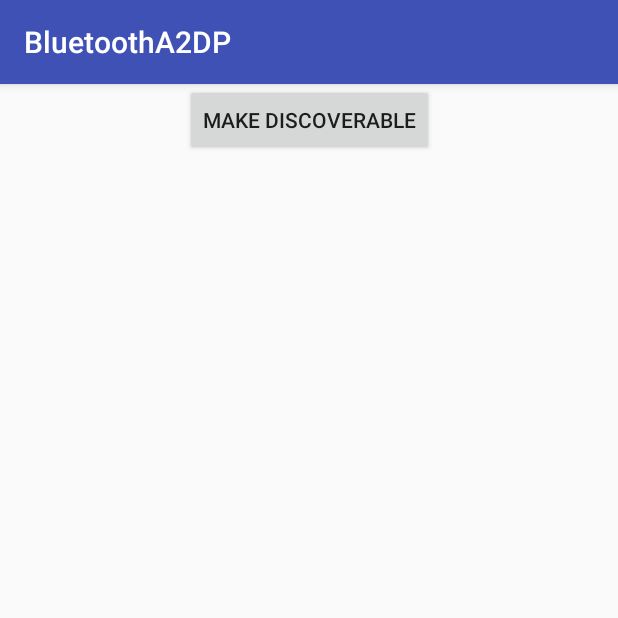
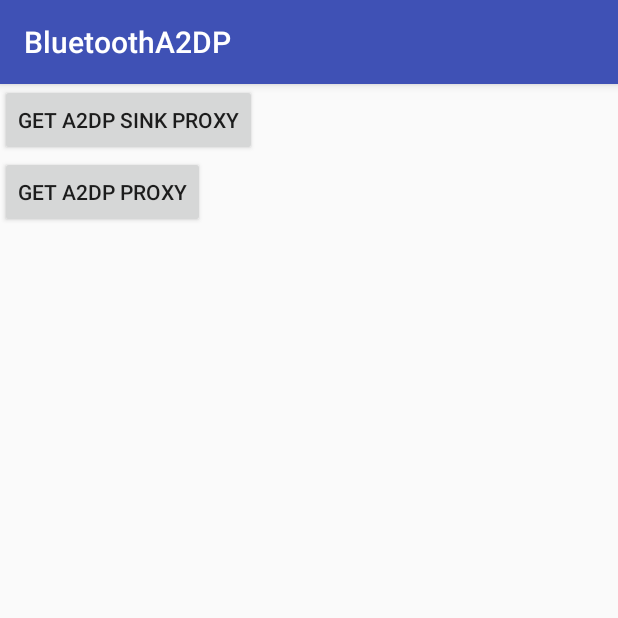
Before and after one commit to surfsnowpro/BluetoothA2DP, an Android app: the screen it shows after launch (MainActivity), on a phone screen of 412 x 824 dp, the top half of it. Run offline under Robolectric (Android 15) with nearby library versions, the phone set to English and light mode, and no system bars.

Commit message:
Add buttons to retrieve both proxies

```diff
--- a/app/src/main/java/com/example/jimbo/bluetootha2dp/MainActivity.java
+++ b/app/src/main/java/com/example/jimbo/bluetootha2dp/MainActivity.java
@@ -30,14 +30,18 @@ public class MainActivity extends AppCompatActivity {
         super.onCreate(savedInstanceState);
         setContentView(R.layout.activity_main);
 
-        Button button = findViewById(R.id.btn_discover);
-        button.setOnClickListener(view -> {
+        Button a2dpSinkButton = findViewById(R.id.get_a2dp_sink_proxy);
+        Button a2dpButton = findViewById(R.id.get_a2dp_proxy);
+        a2dpSinkButton.setOnClickListener(view -> {
             // This seems to hand on the onBind() method in the BluetoothA2dpSink.java class
             // No errors are being thrown.
             bluetoothAdapter.getProfileProxy(this, profileServiceListener, A2dpSinkHelper.A2DP_SINK_PROFILE);
+            Log.d(TAG, "onCreate: getting a2dp sink profile proxy");
+        });
+        a2dpButton.setOnClickListener(view -> {
             // When using A2DP, we get a callback to the ServiceListener that we've received the proxy
-//            bluetoothAdapter.getProfileProxy(this, profileServiceListener, BluetoothProfile.A2DP);
-            Log.d(TAG, "onCreate: getting a2dp profile");
+            bluetoothAdapter.getProfileProxy(this, profileServiceListener, BluetoothProfile.A2DP);
+            Log.d(TAG, "onCreate: getting a2dp profile proxy");
         });
 
         bluetoothAdapter = BluetoothAdapter.getDefaultAdapter();
--- a/app/src/main/res/layout/activity_main.xml
+++ b/app/src/main/res/layout/activity_main.xml
@@ -7,12 +7,21 @@
     tools:context=".MainActivity">
 
     <Button
-        android:id="@+id/btn_discover"
+        android:id="@+id/get_a2dp_sink_proxy"
         android:layout_width="wrap_content"
         android:layout_height="wrap_content"
-        android:text="Make Discoverable"
-        app:layout_constraintLeft_toLeftOf="parent"
-        app:layout_constraintRight_toRightOf="parent"
+        android:text="Get A2DP Sink Proxy"
+        app:layout_constraintStart_toStartOf="parent"
         app:layout_constraintTop_toTopOf="parent" />
 
+    <Button
+        android:id="@+id/get_a2dp_proxy"
+        android:layout_width="wrap_content"
+        android:layout_height="wrap_content"
+        android:text="Get A2DP Proxy"
+        android:paddingTop="10dp"
+        app:layout_constraintStart_toStartOf="parent"
+        app:layout_constraintTop_toBottomOf="@id/get_a2dp_sink_proxy" />
+
+
 </android.support.constraint.ConstraintLayout>
```
